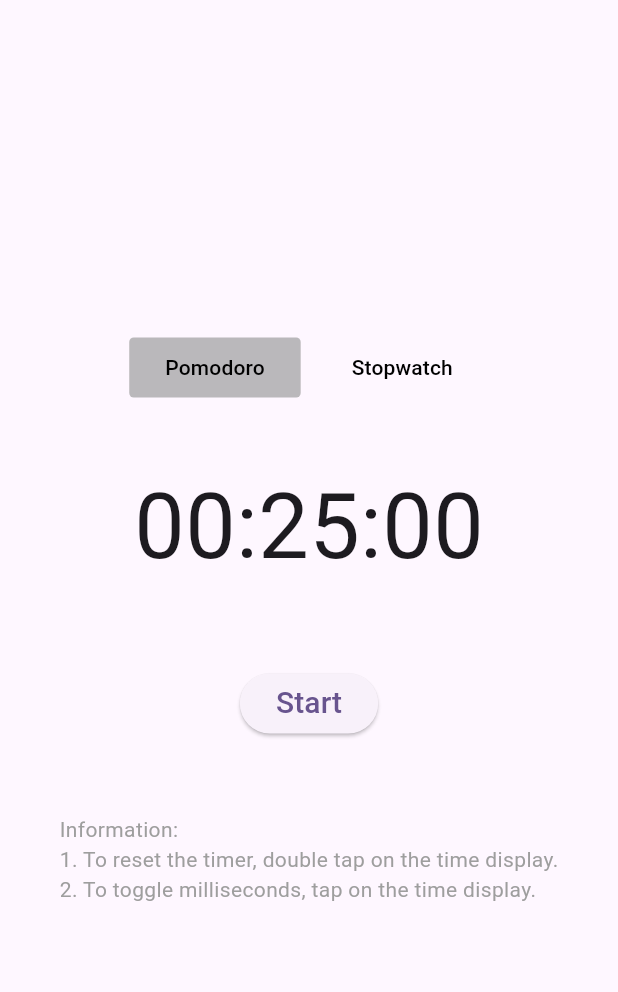
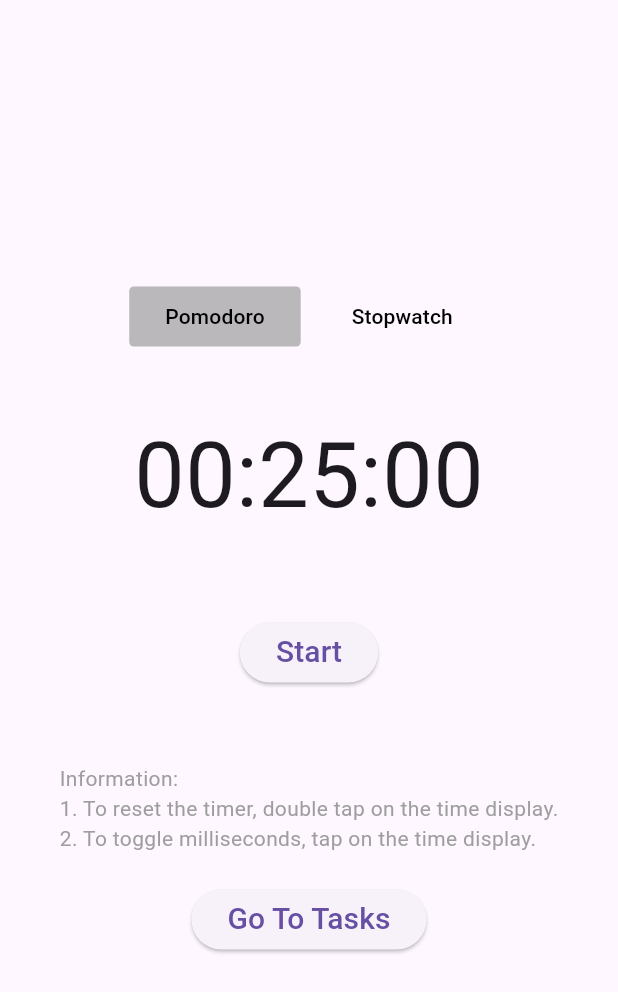
Before and after one commit to supanadit/fomoless, a Flutter app: the screen it shows after launch, on a phone screen of 412 x 824 dp. Shown: the top 992 px of the screen. Run offline on Flutter 3.47's test engine with Material 3 defaults, Android fonts, the phone set to English and light mode, and no system bars; our stand-ins replace flutter_bloc, go_router.

Commit message:
wip: tasks page

```diff
--- /dev/null
+++ b/lib/features/task/presentation/page/task_page.dart
@@ -0,0 +1,13 @@
+import 'package:flutter/material.dart';
+
+class TaskPage extends StatelessWidget {
+  const TaskPage({super.key});
+
+  @override
+  Widget build(BuildContext context) {
+    return Scaffold(
+      appBar: AppBar(title: const Text('Tasks')),
+      body: Center(child: Text('Task Page')),
+    );
+  }
+}
--- a/lib/features/timer/presentation/page/timer_page.dart
+++ b/lib/features/timer/presentation/page/timer_page.dart
@@ -3,8 +3,9 @@
 import 'package:fomoless/features/timer/presentation/bloc/mode_bloc.dart';
 import 'package:fomoless/features/timer/presentation/bloc/timer_bloc.dart';
 import 'package:fomoless/features/timer/presentation/widget/information_widget.dart';
+import 'package:fomoless/features/timer/presentation/widget/time_display_widget.dart';
 import 'package:fomoless/features/timer/presentation/widget/time_mode_widget.dart';
-import 'package:fomoless/features/timer/presentation/widget/time_display_widget.dart';
+import 'package:go_router/go_router.dart';
 
 class TimerPage extends StatelessWidget {
   const TimerPage({super.key});
@@ -52,6 +53,14 @@
                               ),
                               const SizedBox(height: 50),
                               const InformationWidget(),
+                              const SizedBox(height: 20),
+                              ElevatedButton(
+                                onPressed: () => context.go('/tasks'),
+                                child: const Text(
+                                  "Go To Tasks",
+                                  style: TextStyle(fontSize: 20.0),
+                                ),
+                              ),
                             ],
                           ),
                         ),
--- a/lib/main.dart
+++ b/lib/main.dart
@@ -1,9 +1,30 @@
 import 'package:flutter/material.dart';
+import 'package:fomoless/features/task/presentation/page/task_page.dart';
 import 'package:fomoless/features/timer/presentation/page/timer_page.dart';
+import 'package:go_router/go_router.dart';
 
 void main() {
   runApp(const MyApp());
 }
+
+final GoRouter _router = GoRouter(
+  routes: <RouteBase>[
+    GoRoute(
+      path: '/',
+      builder: (BuildContext context, GoRouterState state) {
+        return const TimerPage();
+      },
+      routes: <RouteBase>[
+        GoRoute(
+          path: 'tasks',
+          builder: (BuildContext context, GoRouterState state) {
+            return const TaskPage();
+          },
+        ),
+      ],
+    ),
+  ],
+);
 
 class MyApp extends StatelessWidget {
   const MyApp({super.key});
@@ -11,12 +32,6 @@
   // This widget is the root of your application.
   @override
   Widget build(BuildContext context) {
-    return MaterialApp(
-      title: 'Fomoless',
-      theme: ThemeData(
-        colorScheme: ColorScheme.fromSeed(seedColor: Colors.deepPurple),
-      ),
-      home: const TimerPage(),
-    );
+    return MaterialApp.router(routerConfig: _router);
   }
 }
--- a/pubspec.yaml
+++ b/pubspec.yaml
@@ -36,6 +36,7 @@
   cupertino_icons: ^1.0.8
   flutter_bloc: ^9.1.1
   equatable: ^2.0.7
+  go_router: ^15.2.4
 
 dev_dependencies:
   flutter_test:
```
Also changed, not shown: pubspec.lock.
